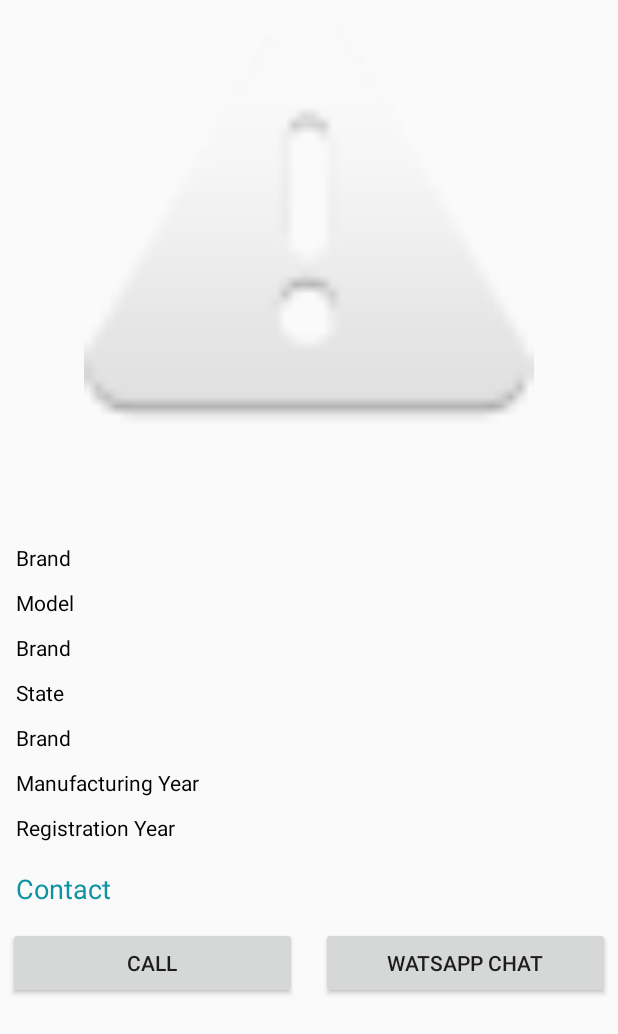
After one commit to ewheelers/EWheelers, an Android app: the DetailItemActivity screen opened directly, with no data from a screen before it, on a phone screen of 412 x 824 dp. The commit adds this screen. Shown: the top 1034 px of the screen. Run offline under Robolectric (Android 15) with nearby library versions, the phone set to English and light mode, and no system bars; our stand-ins replace Volley; network calls fail.

Commit message:
updated 10/11/2020

```diff
--- a/app/src/main/AndroidManifest.xml
+++ b/app/src/main/AndroidManifest.xml
@@ -38,9 +38,11 @@
         android:supportsRtl="true"
         android:theme="@style/AppThemeMaterial"
         android:usesCleartextTraffic="true">
+        <activity android:name=".Activities.DetailItemActivity"
+            android:theme="@style/Theme.AppCompat.Light.NoActionBar"></activity>
         <activity
             android:name=".Activities.Used_Veh_Market_Place"
-            android:theme="@style/Theme.AppCompat.Light.NoActionBar"></activity>
+            android:theme="@style/Theme.AppCompat.Light.NoActionBar" />
         <activity android:name=".Activities.ImagePickerActivity" />
         <activity
             android:name=".Activities.WebViewActivity"
--- /dev/null
+++ b/app/src/main/java/com/ewheelers/ewheelers/Activities/DetailItemActivity.java
@@ -0,0 +1,154 @@
+package com.ewheelers.ewheelers.Activities;
+
+import androidx.appcompat.app.AppCompatActivity;
+import androidx.core.app.ActivityCompat;
+
+import android.Manifest;
+import android.content.Intent;
+import android.content.pm.PackageManager;
+import android.graphics.Color;
+import android.net.Uri;
+import android.os.Build;
+import android.os.Bundle;
+import android.util.Log;
+import android.view.View;
+import android.widget.Button;
+import android.widget.ScrollView;
+import android.widget.TextView;
+
+import com.android.volley.toolbox.ImageLoader;
+import com.android.volley.toolbox.NetworkImageView;
+import com.ewheelers.ewheelers.Network.VolleySingleton;
+import com.ewheelers.ewheelers.R;
+import com.google.android.material.snackbar.Snackbar;
+
+import java.net.URLEncoder;
+
+public class DetailItemActivity extends AppCompatActivity {
+    String brandname,city,model,postedon,imgurl,manyr,regyr,state,pincode,mobileno,userid;
+    TextView brandIs,cityIs,modelIs,postedonIs,manyrIs,regyrIs,stateIs,pincodeIs,useridIs;
+    NetworkImageView imgurlIs;
+    ScrollView scrolLayout;
+    Button mobileIs,watsappchat;
+    @Override
+    protected void onCreate(Bundle savedInstanceState) {
+        super.onCreate(savedInstanceState);
+        setContentView(R.layout.activity_detail_item);
+        scrolLayout = findViewById(R.id.scrol_view);
+        brandIs = findViewById(R.id.brand_name);
+        brandname = getIntent().getStringExtra("brandname");
+        brandIs.setText(brandname);
+        cityIs = findViewById(R.id.city_name);
+        city = getIntent().getStringExtra("city");
+        cityIs.setText(city);
+        modelIs = findViewById(R.id.model_name);
+        model = getIntent().getStringExtra("model");
+        modelIs.setText(model);
+        postedonIs = findViewById(R.id.posted_on);
+        postedon = getIntent().getStringExtra("postedon");
+        postedonIs.setText(postedon);
+        imgurlIs = findViewById(R.id.net_img);
+        imgurl = getIntent().getStringExtra("imgurl");
+        ImageLoader imageLoader = VolleySingleton.getInstance(this).getImageLoader();
+        imageLoader.get(imgurl, ImageLoader.getImageListener(imgurlIs, 0, android.R.drawable.ic_dialog_alert));
+        imgurlIs.setImageUrl(imgurl, imageLoader);
+        manyrIs = findViewById(R.id.manu_yr);
+        manyr = getIntent().getStringExtra("manyr");
+        manyrIs.setText(manyr);
+        regyrIs = findViewById(R.id.reg_year);
+        regyr = getIntent().getStringExtra("regyr");
+        regyrIs.setText(regyr);
+        stateIs = findViewById(R.id.state_name);
+        state = getIntent().getStringExtra("state");
+        stateIs.setText(state);
+        pincodeIs = findViewById(R.id.pincode_name);
+        pincode = getIntent().getStringExtra("pincode");
+        pincodeIs.setText(pincode);
+        mobileIs = findViewById(R.id.call_phone);
+        mobileno = getIntent().getStringExtra("mobileno");
+        mobileIs.setOnClickListener(new View.OnClickListener() {
+            @Override
+            public void onClick(View v) {
+                if(isPermissionGranted()){
+                    call_action(mobileno);
+                }
+            }
+        });
+        watsappchat = findViewById(R.id.watsapp_chat);
+        watsappchat.setOnClickListener(new View.OnClickListener() {
+            @Override
+            public void onClick(View v) {
+                PackageManager packageManager = getPackageManager();
+                Intent i = new Intent(Intent.ACTION_VIEW);
+                try {
+                    String url = "https://api.whatsapp.com/send?phone=+91"+ mobileno +"&text=" + URLEncoder.encode("My query regarding ...", "UTF-8");
+                    i.setPackage("com.whatsapp");
+                    i.setData(Uri.parse(url));
+                    if (i.resolveActivity(packageManager) != null) {
+                        startActivity(i);
+                    }
+                } catch (Exception e){
+                    e.printStackTrace();
+                }
+            }
+        });
+        userid = getIntent().getStringExtra("userid");
+
+    }
+
+    public void call_action(String mobileno) {
+        Intent callIntent = new Intent(Intent.ACTION_CALL);
+        callIntent.setData(Uri.parse("tel:" + mobileno));
+        if (Build.VERSION.SDK_INT >= Build.VERSION_CODES.M) {
+            if (checkSelfPermission(Manifest.permission.CALL_PHONE) != PackageManager.PERMISSION_GRANTED) {
+                return;
+            }
+        }
+        startActivity(callIntent);
+    }
+
+    public  boolean isPermissionGranted() {
+        if (Build.VERSION.SDK_INT >= 23) {
+            if (checkSelfPermission(android.Manifest.permission.CALL_PHONE)
+                    == PackageManager.PERMISSION_GRANTED) {
+                Log.v("TAG","Permission is granted");
+                return true;
+            } else {
+
+                Log.v("TAG","Permission is revoked");
+                ActivityCompat.requestPermissions(this, new String[]{Manifest.permission.CALL_PHONE}, 1);
+                return false;
+            }
+        }
+        else { //permission is automatically granted on sdk<23 upon installation
+            Log.v("TAG","Permission is granted");
+            return true;
+        }
+    }
+
+
+    @Override
+    public void onRequestPermissionsResult(int requestCode, String permissions[], int[] grantResults) {
+        switch (requestCode) {
+
+            case 1: {
+                if (grantResults.length > 0 && grantResults[0] == PackageManager.PERMISSION_GRANTED) {
+                    //Toast.makeText(getApplicationContext(), "Permission granted", Toast.LENGTH_SHORT).show();
+                    call_action(mobileno);
+                } else {
+                    Snackbar snackbar = Snackbar.make(scrolLayout, "Permission denied. Allow phone permission to make a call", Snackbar.LENGTH_LONG);
+                    View sbView = snackbar.getView();
+                    TextView textView = (TextView) sbView.findViewById(com.google.android.material.R.id.snackbar_text);
+                    textView.setTextColor(Color.YELLOW);
+                    snackbar.show();
+                    //Toast.makeText(getApplicationContext(), "Permission denied. Allow permission in App Settings for next Time", Toast.LENGTH_SHORT).show();
+                }
+                return;
+            }
+
+            // other 'case' lines to check for other
+            // permissions this app might request
+        }
+    }
+
+}
--- /dev/null
+++ b/app/src/main/res/layout/activity_detail_item.xml
@@ -0,0 +1,215 @@
+<?xml version="1.0" encoding="utf-8"?>
+<ScrollView xmlns:android="http://schemas.android.com/apk/res/android"
+    android:layout_width="match_parent"
+    android:layout_height="match_parent"
+    android:id="@+id/scrol_view">
+
+    <LinearLayout xmlns:tools="http://schemas.android.com/tools"
+        android:layout_width="match_parent"
+        android:layout_height="wrap_content"
+        android:orientation="vertical"
+        tools:context=".Activities.DetailItemActivity">
+
+        <com.android.volley.toolbox.NetworkImageView
+            android:id="@+id/net_img"
+            android:layout_width="match_parent"
+            android:layout_height="300dp"
+            android:layout_margin="5dp"/>
+        <TextView
+            android:layout_marginLeft="5dp"
+            android:layout_marginRight="5dp"
+            android:layout_marginTop="@dimen/padding_10"
+            android:padding="5dp"
+            android:layout_width="match_parent"
+            android:layout_height="wrap_content"
+            android:text="Posted On:"
+            android:id="@+id/posted_on"/>
+        <LinearLayout
+            android:layout_marginLeft="5dp"
+            android:layout_marginRight="5dp"
+            android:layout_marginTop="@dimen/padding_10"
+            android:layout_width="match_parent"
+            android:layout_height="wrap_content"
+            android:padding="5dp">
+
+            <TextView
+                android:layout_width="0dp"
+                android:layout_height="wrap_content"
+                android:layout_weight="0.5"
+                android:text="Brand"
+                android:textColor="@color/colorBlack" />
+
+            <TextView
+                android:id="@+id/brand_name"
+                android:layout_width="0dp"
+                android:layout_height="wrap_content"
+                android:layout_weight="1" />
+        </LinearLayout>
+
+        <LinearLayout
+            android:layout_marginLeft="5dp"
+            android:layout_marginRight="5dp"
+            android:layout_width="match_parent"
+            android:layout_height="wrap_content"
+            android:padding="5dp">
+
+            <TextView
+                android:layout_width="0dp"
+                android:layout_height="wrap_content"
+                android:layout_weight="0.5"
+                android:text="Model"
+                android:textColor="@color/colorBlack" />
+
+            <TextView
+                android:id="@+id/model_name"
+                android:layout_width="0dp"
+                android:layout_height="wrap_content"
+                android:layout_weight="1" />
+        </LinearLayout>
+
+        <LinearLayout
+            android:layout_marginLeft="5dp"
+            android:layout_marginRight="5dp"
+            android:layout_width="match_parent"
+            android:layout_height="wrap_content"
+            android:padding="5dp">
+
+            <TextView
+                android:layout_width="0dp"
+                android:layout_height="wrap_content"
+                android:layout_weight="0.5"
+                android:text="Brand"
+                android:textColor="@color/colorBlack" />
+
+            <TextView
+                android:id="@+id/city_name"
+                android:layout_width="0dp"
+                android:layout_height="wrap_content"
+                android:layout_weight="1" />
+        </LinearLayout>
+
+        <LinearLayout
+            android:layout_marginLeft="5dp"
+            android:layout_marginRight="5dp"
+            android:layout_width="match_parent"
+            android:layout_height="wrap_content"
+            android:padding="5dp">
+
+            <TextView
+                android:layout_width="0dp"
+                android:layout_height="wrap_content"
+                android:layout_weight="0.5"
+                android:text="State"
+                android:textColor="@color/colorBlack" />
+
+            <TextView
+                android:id="@+id/state_name"
+                android:layout_width="0dp"
+                android:layout_height="wrap_content"
+                android:layout_weight="1" />
+        </LinearLayout>
+
+        <LinearLayout
+            android:layout_marginLeft="5dp"
+            android:layout_marginRight="5dp"
+            android:layout_width="match_parent"
+            android:layout_height="wrap_content"
+            android:padding="5dp">
+
+            <TextView
+                android:layout_width="0dp"
+                android:layout_height="wrap_content"
+                android:layout_weight="0.5"
+                android:text="Brand"
+                android:textColor="@color/colorBlack" />
+
+            <TextView
+                android:id="@+id/pincode_name"
+                android:layout_width="0dp"
+                android:layout_height="wrap_content"
+                android:layout_weight="1" />
+        </LinearLayout>
+        <LinearLayout
+            android:layout_marginLeft="5dp"
+            android:layout_marginRight="5dp"
+            android:layout_width="match_parent"
+            android:layout_height="wrap_content"
+            android:padding="5dp">
+
+            <TextView
+                android:layout_width="0dp"
+                android:layout_height="wrap_content"
+                android:layout_weight="0.5"
+                android:text="Manufacturing Year"
+                android:textColor="@color/colorBlack" />
+
+            <TextView
+                android:id="@+id/manu_yr"
+                android:layout_width="0dp"
+                android:layout_height="wrap_content"
+                android:layout_weight="1" />
+        </LinearLayout>
+
+        <LinearLayout
+            android:layout_marginLeft="5dp"
+            android:layout_marginRight="5dp"
+            android:layout_width="match_parent"
+            android:layout_height="wrap_content"
+            android:padding="5dp">
+
+            <TextView
+                android:layout_width="0dp"
+                android:layout_height="wrap_content"
+                android:layout_weight="0.5"
+                android:text="Registration Year"
+                android:textColor="@color/colorBlack" />
+
+            <TextView
+                android:id="@+id/reg_year"
+                android:layout_width="0dp"
+                android:layout_height="wrap_content"
+                android:layout_weight="1" />
+        </LinearLayout>
+
+        <TextView
+            android:layout_marginLeft="5dp"
+            android:layout_marginRight="5dp"
+            android:layout_width="wrap_content"
+            android:layout_height="wrap_content"
+            android:layout_marginTop="@dimen/padding_10"
+            android:padding="5dp"
+            android:text="Contact"
+            android:textColor="@color/colorNavy"
+            android:textSize="18sp" />
+
+        <LinearLayout
+            android:layout_marginLeft="5dp"
+            android:layout_marginRight="5dp"
+            android:layout_marginTop="@dimen/padding_10"
+            android:layout_width="match_parent"
+            android:layout_height="wrap_content"
+            android:orientation="horizontal">
+
+            <Button
+                android:id="@+id/call_phone"
+                android:layout_marginRight="@dimen/padding_10"
+                android:layout_width="0dp"
+                android:layout_height="wrap_content"
+                android:layout_weight="1"
+                android:padding="5dp"
+                android:text="Call"
+                android:layout_marginEnd="@dimen/padding_10" />
+
+            <Button
+                android:id="@+id/watsapp_chat"
+                android:layout_marginLeft="@dimen/padding_10"
+                android:layout_width="0dp"
+                android:layout_height="wrap_content"
+                android:layout_weight="1"
+                android:padding="5dp"
+                android:text="Watsapp Chat"
+                android:layout_marginStart="@dimen/padding_10" />
+        </LinearLayout>
+
+    </LinearLayout>
+</ScrollView>
--- a/app/src/main/res/layout/fragment_home.xml
+++ b/app/src/main/res/layout/fragment_home.xml
@@ -62,7 +62,7 @@
             android:layout_height="wrap_content"
             android:background="@drawable/edit_bgs"
             android:text="Used Vehicle Market Place"
-            android:layout_margin="12dp"/>
+            android:layout_margin="12dp" />
 
         <ViewFlipper
             android:id="@+id/flipper"
```
Also changed, not shown: app/src/main/java/com/ewheelers/ewheelers/Activities/Used_Veh_Market_Place.java (+19 -7 lines), app/src/main/java/com/ewheelers/ewheelers/ActivtiesAdapters/BuyListAdapter.java (+33 -2 lines), app/src/main/res/layout/activity_used__veh__market__place.xml (added, +24 -0 lines), app/src/main/res/layout/app_bar_main.xml (+12 -1 lines), app/src/main/res/layout/list_of_buying_prods.xml (added, +112 -0 lines).
